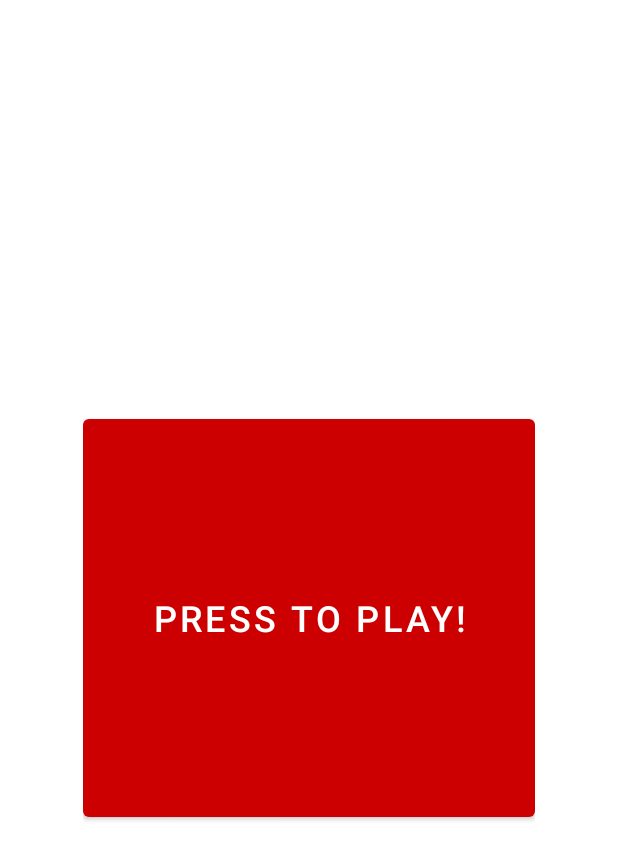
After one commit to HansSima/Examples-AndroidAll, an Android app: the layout activity_guess_celebrity.xml on its own in the app's theme, with its tools: preview values and no code run, on a phone screen of 412 x 824 dp. The commit adds this screen. Shown: the top 860 px of the screen. Run offline under Robolectric (Android 15) with nearby library versions, the phone set to English and light mode, and no system bars.

Commit message:
add GuessCelebrity app

```diff
--- a/app/src/main/java/com/example/allexamples/MainActivity.java
+++ b/app/src/main/java/com/example/allexamples/MainActivity.java
@@ -40,6 +40,7 @@ public class MainActivity extends AppCompatActivity implements ItemClickListener
         AllExamplesActivityArrayList.add("Notes App");
         AllExamplesActivityArrayList.add("Tic Tac Toe App");
         AllExamplesActivityArrayList.add("Time Table App");
+        AllExamplesActivityArrayList.add("Guess Celebrity App");
 
         //All examples
         AllExamplesActivityArrayList.add("Alert Dialog Example");
--- /dev/null
+++ b/app/src/main/res/layout/activity_guess_celebrity.xml
@@ -0,0 +1,124 @@
+<?xml version="1.0" encoding="utf-8"?>
+<androidx.constraintlayout.widget.ConstraintLayout xmlns:android="http://schemas.android.com/apk/res/android"
+    xmlns:app="http://schemas.android.com/apk/res-auto"
+    xmlns:tools="http://schemas.android.com/tools"
+    android:layout_width="match_parent"
+    android:layout_height="match_parent"
+    tools:context=".apps.GuessCelebrityApp">
+
+    <ImageView
+        android:id="@+id/superheroPic"
+        android:layout_width="416dp"
+        android:layout_height="402dp"
+        android:layout_marginTop="70dp"
+        android:visibility="invisible"
+        app:layout_constraintEnd_toEndOf="parent"
+        app:layout_constraintHorizontal_bias="0.6"
+        app:layout_constraintStart_toStartOf="parent"
+        app:layout_constraintTop_toTopOf="parent"
+        tools:srcCompat="@tools:sample/avatars" />
+
+    <LinearLayout
+        android:id="@+id/buttonLayout"
+        android:layout_width="417dp"
+        android:layout_height="246dp"
+        android:orientation="vertical"
+        android:visibility="invisible"
+        app:layout_constraintBottom_toBottomOf="parent"
+        app:layout_constraintEnd_toEndOf="parent"
+        app:layout_constraintHorizontal_bias="0.4"
+        app:layout_constraintStart_toStartOf="parent"
+        app:layout_constraintTop_toBottomOf="@+id/superheroPic"
+        app:layout_constraintVertical_bias="1.0">
+
+        <Button
+            android:id="@+id/btnSuperHeroName0"
+            android:layout_width="match_parent"
+            android:layout_height="wrap_content"
+            android:onClick="getButtonId"
+            android:tag="0"
+            android:text="Button"
+            android:textSize="24sp"
+            app:backgroundTint="@android:color/holo_blue_dark" />
+
+        <Button
+            android:id="@+id/btnSuperHeroName1"
+            android:layout_width="match_parent"
+            android:layout_height="wrap_content"
+            android:onClick="getButtonId"
+            android:tag="1"
+            android:text="Button"
+            android:textSize="24sp"
+            app:backgroundTint="@android:color/holo_blue_dark" />
+
+        <Button
+            android:id="@+id/btnSuperHeroName2"
+            android:layout_width="match_parent"
+            android:layout_height="wrap_content"
+            android:onClick="getButtonId"
+            android:tag="2"
+            android:text="Button"
+            android:textSize="24sp"
+            app:backgroundTint="@android:color/holo_blue_dark" />
+
+        <Button
+            android:id="@+id/btnSuperHeroName3"
+            android:layout_width="match_parent"
+            android:layout_height="wrap_content"
+            android:onClick="getButtonId"
+            android:tag="3"
+            android:text="Button"
+            android:textSize="24sp"
+            app:backgroundTint="@android:color/holo_blue_dark" />
+    </LinearLayout>
+
+    <TextView
+        android:id="@+id/timer"
+        android:layout_width="wrap_content"
+        android:layout_height="wrap_content"
+        android:layout_marginStart="40dp"
+        android:layout_marginLeft="40dp"
+        android:layout_marginTop="20dp"
+        android:text="TextView"
+        android:textSize="24sp"
+        android:visibility="invisible"
+        app:layout_constraintStart_toStartOf="parent"
+        app:layout_constraintTop_toTopOf="parent" />
+
+    <TextView
+        android:id="@+id/score"
+        android:layout_width="wrap_content"
+        android:layout_height="wrap_content"
+        android:layout_marginTop="20dp"
+        android:layout_marginEnd="40dp"
+        android:layout_marginRight="40dp"
+        android:text="TextView"
+        android:textSize="24sp"
+        android:visibility="invisible"
+        app:layout_constraintEnd_toEndOf="parent"
+        app:layout_constraintTop_toTopOf="parent" />
+
+    <androidx.constraintlayout.widget.ConstraintLayout
+        android:id="@+id/playLayout"
+        android:layout_width="301dp"
+        android:layout_height="277dp"
+        app:layout_constraintBottom_toBottomOf="@+id/buttonLayout"
+        app:layout_constraintEnd_toEndOf="parent"
+        app:layout_constraintStart_toStartOf="parent"
+        app:layout_constraintTop_toTopOf="parent">
+
+        <Button
+            android:id="@+id/play"
+            android:layout_width="fill_parent"
+            android:layout_height="fill_parent"
+            android:onClick="pressToPlay"
+            android:text="Press to play!"
+            android:textSize="24sp"
+            app:backgroundTint="@android:color/holo_red_dark"
+            app:layout_constraintBottom_toBottomOf="parent"
+            app:layout_constraintEnd_toEndOf="parent"
+            app:layout_constraintStart_toStartOf="parent"
+            app:layout_constraintTop_toTopOf="parent" />
+    </androidx.constraintlayout.widget.ConstraintLayout>
+
+</androidx.constraintlayout.widget.ConstraintLayout>
```
Also changed, not shown: app/src/main/java/com/example/allexamples/apps/GuessCelebrityApp.java (added, +280 -0 lines).
